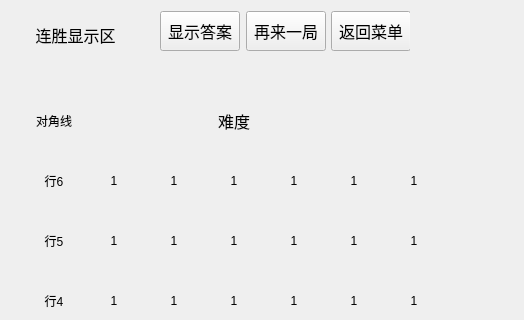
Old version of the form gui/src/BoardView.ui in the repository cuberJY/ToTheMoon_PuzzleGame; both pictures show x 0 to 524 and y 0 to 320 of the 800 by 600 pixel window.
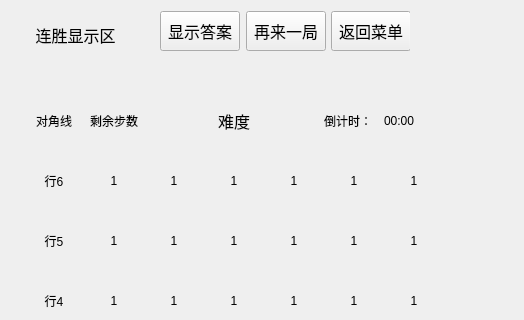
New version of the form.

The edit to the form file:
```diff
--- a/gui/src/BoardView.ui
+++ b/gui/src/BoardView.ui
@@ -109,8 +109,8 @@
     <rect>
      <x>20</x>
      <y>87</y>
-     <width>431</width>
-     <height>491</height>
+     <width>428</width>
+     <height>488</height>
     </rect>
    </property>
    <layout class="QGridLayout" name="gridLayout">
@@ -1245,6 +1245,27 @@
       </property>
      </widget>
     </item>
+    <item row="0" column="6">
+     <widget class="QLabel" name="timeLabel">
+      <property name="text">
+       <string>00:00</string>
+      </property>
+     </widget>
+    </item>
+    <item row="0" column="5">
+     <widget class="QLabel" name="countDownLabel">
+      <property name="text">
+       <string>倒计时：</string>
+      </property>
+     </widget>
+    </item>
+    <item row="0" column="1">
+     <widget class="QLabel" name="remstepLabel">
+      <property name="text">
+       <string>&lt;html&gt;&lt;head/&gt;&lt;body&gt;&lt;p align=&quot;center&quot;&gt;剩余步数&lt;/p&gt;&lt;/body&gt;&lt;/html&gt;</string>
+      </property>
+     </widget>
+    </item>
    </layout>
   </widget>
   <widget class="QWidget" name="layoutWidget">
```
Left out of the diff: 6 changed lines with no effect on the pictures.
